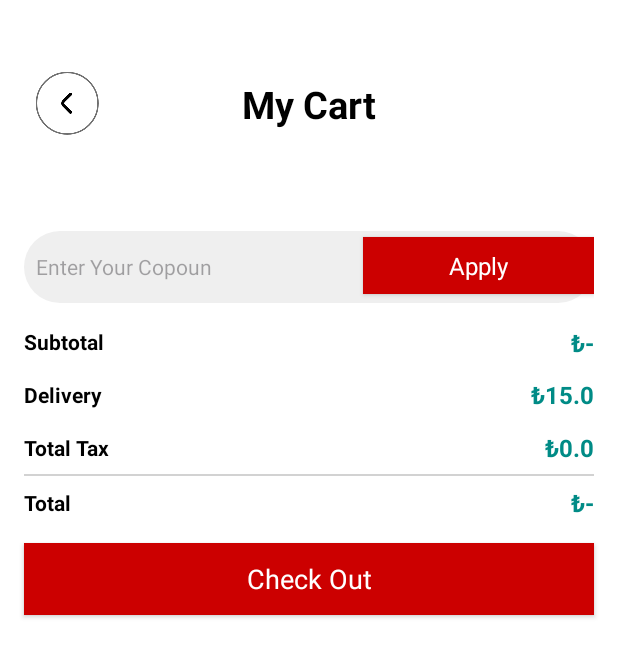
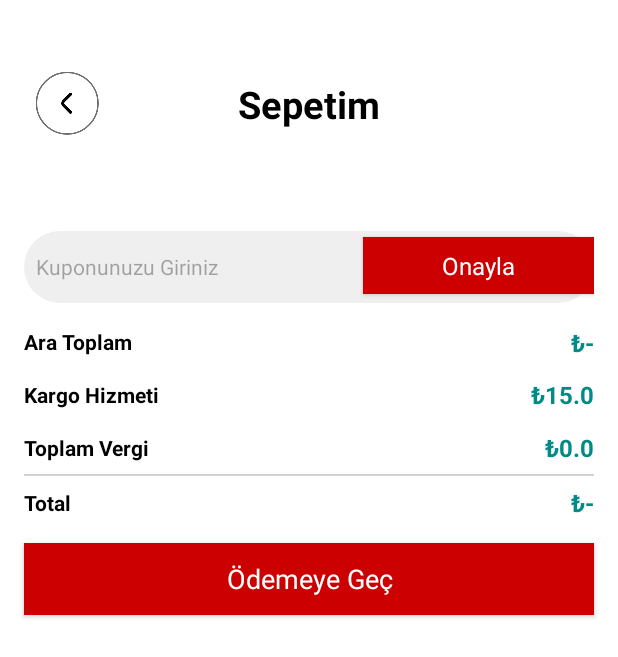
Before and after one commit to tahaakocer/Redbull-e-commerce-app, an Android app: the CartActivity screen opened directly, with no data from a screen before it, on a phone screen of 412 x 824 dp. Shown: the top 657 px of the screen. Run offline under Robolectric (Android 15) with nearby library versions, the phone set to English and light mode, and no system bars; our stand-ins replace CircleImageView; libraries missing offline, so code that uses them is left out: com.example.project1762; 7 statements that could not run were skipped.

Commit message:
sepet eklendi

```diff
--- a/app/src/main/java/com/techtitans/ecommerce3/Activity/CartActivity.kt
+++ b/app/src/main/java/com/techtitans/ecommerce3/Activity/CartActivity.kt
@@ -23,6 +23,24 @@ class CartActivity : BaseActivity() {
         initCartList()
         calculateCart()
 
+        binding.checkOutBtn.setOnClickListener{
+
+        }
+    }
+
+    private fun calculateCart() {
+        val percentTax = 0.02
+        val delivery = 15.0
+        tax = Math.round((managmentCart.getTotalFee() * percentTax) * 100) / 100.0
+        val total = Math.round((managmentCart.getTotalFee() + tax + delivery) * 100) / 100
+        val itemTotal = Math.round(managmentCart.getTotalFee() * 100) / 100
+
+        with(binding) {
+            totalFeeTxt.text = "₺$itemTotal"
+            taxTxt.text = "₺$tax"
+            deliveryTxt.text = "₺$delivery"
+            totalTxt.text = "₺$total"
+        }
     }
 
     private fun initCartList() {
@@ -36,20 +54,6 @@ class CartActivity : BaseActivity() {
             })
     }
 
-    private fun calculateCart() {
-        val percentTax = 0.02
-        val delivery = 15.0
-        tax = Math.round((managmentCart.getTotalFee() * percentTax) * 100) / 100.0
-        val total = Math.round((managmentCart.getTotalFee() + tax + delivery) * 100) / 100
-        val itemTotal = Math.round(managmentCart.getTotalFee() * 100) / 100
-
-        with(binding) {
-            totalFeeTxt.text = "$itemTotal"
-            taxTxt.text = "₺$tax"
-            deliveryTxt.text = "₺$delivery"
-            totalTxt.text = "₺$total"
-        }
-    }
     private fun setVariable() {
         binding.backBtn.setOnClickListener {  startActivity(Intent(this,MainActivity::class.java)) }
     }
--- a/app/src/main/java/com/techtitans/ecommerce3/Activity/DetailActivity.kt
+++ b/app/src/main/java/com/techtitans/ecommerce3/Activity/DetailActivity.kt
@@ -32,7 +32,7 @@ class DetailActivity : BaseActivity() {
         item = intent.getParcelableExtra("object")!!
         binding.titleTxt.text = item.title
         binding.descriptionTxt.text = item.description
-        binding.priceTxt.text = "TL" + item.price
+        binding.priceTxt.text = "₺" + item.price
         binding.ratingTxt.text = "${item.rating} Rating"
         binding.SellerNameTxt.text = item.sellerName
 
--- a/app/src/main/java/com/techtitans/ecommerce3/Adapter/CartAdapter.kt
+++ b/app/src/main/java/com/techtitans/ecommerce3/Adapter/CartAdapter.kt
@@ -30,19 +30,17 @@ class CartAdapter(
     }
 
     override fun onBindViewHolder(holder: CartAdapter.ViewHolder, position: Int) {
-
         val item = listItemSelected[position]
 
         holder.binding.TitleTxt.text = item.title
         holder.binding.feeEachItem.text = "₺${item.price}"
-        holder.binding.totalEachItem.text = "₺${item.numberInCart * item.price}"
+        holder.binding.totalEachItem.text = "₺${Math.round(item.numberInCart * item.price)}"
         holder.binding.numberItemTxt.text=item.numberInCart.toString()
 
         Glide.with(holder.itemView.context)
             .load(item.thumbnail)
             .apply(RequestOptions().transform(CenterCrop()))
             .into(holder.binding.picCart)
-
 
         holder.binding.plusCartBtn.setOnClickListener {
             managmentCart.plusItem(listItemSelected,position,object :ChangeNumberItemsListener{
@@ -64,5 +62,5 @@ class CartAdapter(
         }
     }
 
-    override fun getItemCount(): Int = 0
+    override fun getItemCount(): Int = listItemSelected.size
 }
--- a/app/src/main/java/com/techtitans/ecommerce3/Helper/ManagmentCart.kt
+++ b/app/src/main/java/com/techtitans/ecommerce3/Helper/ManagmentCart.kt
@@ -22,7 +22,7 @@ class ManagmentCart(val context: Context) {
             listFood.add(item)
         }
         tinyDB.putListObject("CartList", listFood)
-        Toast.makeText(context, "Sepete Eklendi", Toast.LENGTH_SHORT).show()
+        Toast.makeText(context, "SepeteEklendi", Toast.LENGTH_SHORT).show()
     }
 
     fun getListCart(): ArrayList<ItemsModel> {
--- a/app/src/main/res/layout/activity_cart.xml
+++ b/app/src/main/res/layout/activity_cart.xml
@@ -46,10 +46,10 @@
                     android:id="@+id/textView11"
                     android:layout_width="wrap_content"
                     android:layout_height="wrap_content"
-                    android:text="My Cart"
-                    android:textStyle="bold"
+                    android:text="Sepetim"
                     android:textColor="@color/black"
                     android:textSize="25sp"
+                    android:textStyle="bold"
                     app:layout_constraintBottom_toBottomOf="@+id/backBtn"
                     app:layout_constraintEnd_toEndOf="parent"
                     app:layout_constraintStart_toStartOf="parent"
@@ -75,13 +75,13 @@
                     android:id="@+id/copounEdt"
                     android:layout_width="wrap_content"
                     android:layout_height="match_parent"
+                    android:layout_weight="1"
+                    android:background="#00ffffff"
+                    android:ems="10"
+                    android:hint="Kuponunuzu Giriniz"
+                    android:inputType="text"
                     android:paddingStart="8dp"
-                    android:layout_weight="1"
-                    android:textSize="14sp"
-                    android:ems="10"
-                    android:inputType="text"
-                    android:hint="Enter Your Copoun"
-                    android:background="#00ffffff"/>
+                    android:textSize="14sp" />
 
                 <androidx.appcompat.widget.AppCompatButton
                     android:id="@+id/applyCopoun"
@@ -90,7 +90,7 @@
                     android:layout_height="38dp"
                     android:layout_weight="1"
                     android:background="@android:color/holo_red_dark"
-                    android:text="Apply"
+                    android:text="Onayla"
                     android:textColor="@color/white"
                     android:textSize="16sp" />
             </LinearLayout>
@@ -104,7 +104,7 @@
                     android:id="@+id/textView12"
                     android:layout_width="wrap_content"
                     android:layout_height="wrap_content"
-                    android:text="Subtotal"
+                    android:text="Ara Toplam"
                     android:textColor="@color/black"
                     android:textStyle="bold"
                     app:layout_constraintStart_toStartOf="parent"
@@ -115,7 +115,7 @@
                     android:layout_width="wrap_content"
                     android:layout_height="wrap_content"
                     android:layout_marginTop="16dp"
-                    android:text="Delivery"
+                    android:text="Kargo Hizmeti"
                     android:textColor="@color/black"
                     android:textStyle="bold"
                     app:layout_constraintStart_toStartOf="parent"
@@ -126,7 +126,7 @@
                     android:layout_width="wrap_content"
                     android:layout_height="wrap_content"
                     android:layout_marginTop="16dp"
-                    android:text="Total Tax"
+                    android:text="Toplam Vergi"
                     android:textColor="@color/black"
                     android:textStyle="bold"
                     app:layout_constraintStart_toStartOf="parent"
@@ -212,7 +212,7 @@
                 android:layout_marginEnd="16dp"
                 android:layout_marginBottom="16dp"
                 android:background="@android:color/holo_red_dark"
-                android:text="Check Out"
+                android:text="Ödemeye Geç"
                 android:textColor="@color/white"
                 android:textSize="18sp" />
 
```
Also changed, not shown: app/src/main/java/com/techtitans/ecommerce3/Helper/TinyDB.java (+21 -2 lines).
